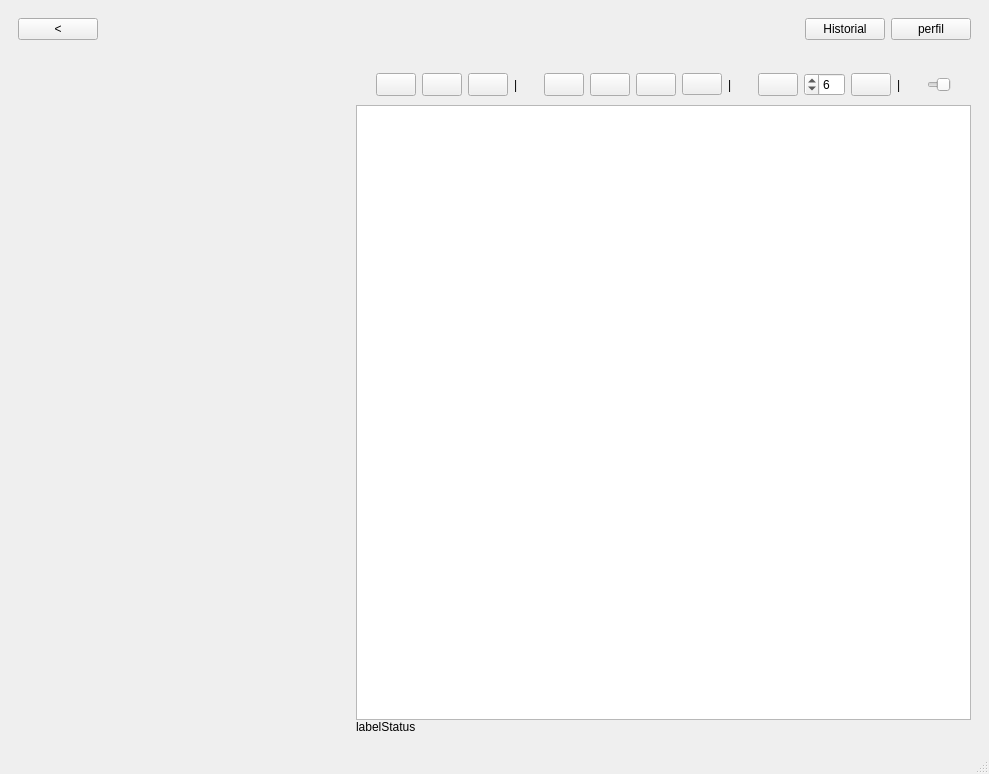
Before: the Qt Designer form proyecto/mainwindow.ui in anaasemad/IHM_carta, drawn with Qt 5.
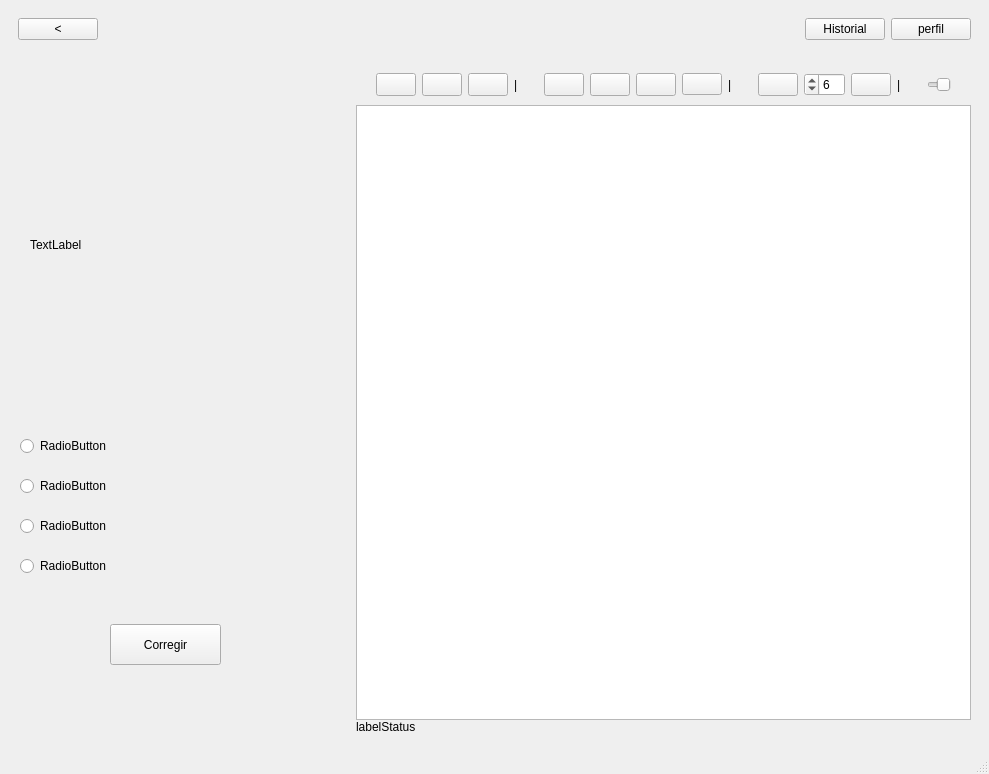
After: the same form once the commit is applied. The open tabs and pages were chosen to show the change. Icons and pictures are not drawn.

Commit message: Listado y enunciado problemas hecho

The edit to the form file:
```diff
--- a/proyecto/mainwindow.ui
+++ b/proyecto/mainwindow.ui
@@ -470,7 +470,89 @@
                </item>
               </layout>
              </widget>
-             <widget class="QWidget" name="problema"/>
+             <widget class="QWidget" name="problema">
+              <widget class="QLabel" name="enunciado">
+               <property name="geometry">
+                <rect>
+                 <x>20</x>
+                 <y>20</y>
+                 <width>301</width>
+                 <height>321</height>
+                </rect>
+               </property>
+               <property name="text">
+                <string>TextLabel</string>
+               </property>
+               <property name="wordWrap">
+                <bool>true</bool>
+               </property>
+              </widget>
+              <widget class="QRadioButton" name="answer1">
+               <property name="geometry">
+                <rect>
+                 <x>10</x>
+                 <y>370</y>
+                 <width>291</width>
+                 <height>24</height>
+                </rect>
+               </property>
+               <property name="text">
+                <string>RadioButton</string>
+               </property>
+              </widget>
+              <widget class="QRadioButton" name="answer2">
+               <property name="geometry">
+                <rect>
+                 <x>10</x>
+                 <y>410</y>
+                 <width>291</width>
+                 <height>24</height>
+                </rect>
+               </property>
+               <property name="text">
+                <string>RadioButton</string>
+               </property>
+              </widget>
+              <widget class="QRadioButton" name="answer3">
+               <property name="geometry">
+                <rect>
+                 <x>10</x>
+                 <y>450</y>
+                 <width>281</width>
+                 <height>24</height>
+                </rect>
+               </property>
+               <property name="text">
+                <string>RadioButton</string>
+               </property>
+              </widget>
+              <widget class="QRadioButton" name="answer4">
+               <property name="geometry">
+                <rect>
+                 <x>10</x>
+                 <y>490</y>
+                 <width>291</width>
+                 <height>24</height>
+                </rect>
+               </property>
+               <property name="text">
+                <string>RadioButton</string>
+               </property>
+              </widget>
+              <widget class="QPushButton" name="corregir">
+               <property name="geometry">
+                <rect>
+                 <x>100</x>
+                 <y>560</y>
+                 <width>111</width>
+                 <height>41</height>
+                </rect>
+               </property>
+               <property name="text">
+                <string>Corregir</string>
+               </property>
+              </widget>
+             </widget>
              <widget class="QWidget" name="lista_problemas">
               <widget class="QListWidget" name="listWidget">
                <property name="geometry">
```
Left out of the diff: 2 changed lines with no effect on the pictures. The commit also changes 7 other files.
